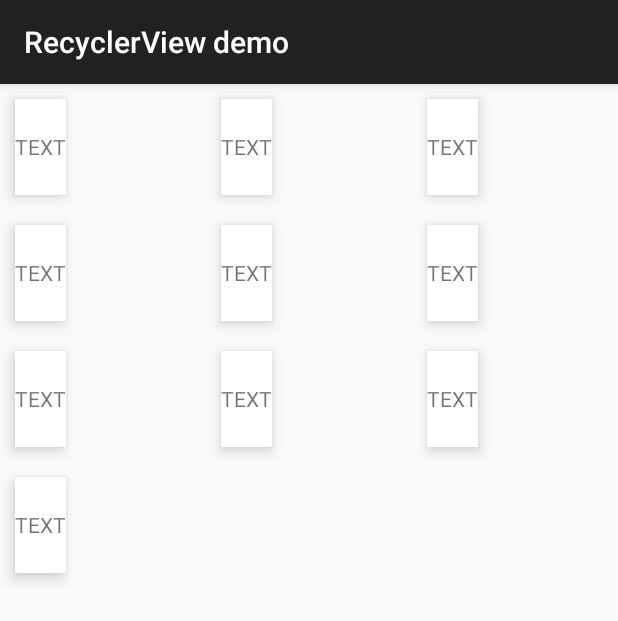
After one commit to h6ah4i/android-materialshadowninepatch, an Android app: the RecyclerViewDemoActivity screen opened directly, with no data from a screen before it, on a phone screen of 412 x 824 dp. The commit adds this screen. Shown: the top 621 px of the screen. Run offline under Robolectric (Android 15) with nearby library versions, the phone set to English and light mode, and no system bars.

Commit message:
Add recycler view example

```diff
--- a/example/build.gradle
+++ b/example/build.gradle
@@ -52,5 +52,6 @@ if (loadSigningConfigFromPropertiesFile(
 
 dependencies {
     compile 'com.android.support:appcompat-v7:23.0.1'
+    compile 'com.android.support:recyclerview-v7:23.0.1'
     compile project(':library')
 }
--- a/example/src/main/AndroidManifest.xml
+++ b/example/src/main/AndroidManifest.xml
@@ -52,6 +52,8 @@
             android:name=".ProgrammaticallyAddDemoActivity"
             android:label="@string/programmatically_add_demo"/>
 
+        <activity android:name=".RecyclerViewDemoActivity"
+                  android:label="@string/recycler_view_demo"/>
     </application>
 
 </manifest>
--- a/example/src/main/java/com/h6ah4i/android/example/materialshadowninepatch/MainActivity.java
+++ b/example/src/main/java/com/h6ah4i/android/example/materialshadowninepatch/MainActivity.java
@@ -36,6 +36,7 @@ public class MainActivity extends AppCompatActivity implements View.OnClickListe
         findViewById(R.id.button_z_position_animation_demo).setOnClickListener(this);
         findViewById(R.id.button_shadow_styles_demo).setOnClickListener(this);
         findViewById(R.id.button_programmatically_add_demo).setOnClickListener(this);
+        findViewById(R.id.button_recycler_view_demo).setOnClickListener(this);
 
         /** {@link android.util.Property} is only available on API level 14 or later */
         findViewById(R.id.button_z_position_animation_demo).setEnabled(
@@ -60,6 +61,9 @@ public class MainActivity extends AppCompatActivity implements View.OnClickListe
             case R.id.button_programmatically_add_demo:
                 launchActivity(ProgrammaticallyAddDemoActivity.class);
                 break;
+            case R.id.button_recycler_view_demo:
+                launchActivity(RecyclerViewDemoActivity.class);
+                break;
             default:
                 break;
         }
--- /dev/null
+++ b/example/src/main/java/com/h6ah4i/android/example/materialshadowninepatch/RecyclerViewDemoActivity.java
@@ -0,0 +1,49 @@
+package com.h6ah4i.android.example.materialshadowninepatch;
+
+import android.os.Bundle;
+import android.support.annotation.Nullable;
+import android.support.v7.app.AppCompatActivity;
+import android.support.v7.widget.GridLayoutManager;
+import android.support.v7.widget.RecyclerView;
+import android.view.LayoutInflater;
+import android.view.View;
+import android.view.ViewGroup;
+
+/**
+ * Created by hasegawa on 2/26/16.
+ */
+public class RecyclerViewDemoActivity extends AppCompatActivity {
+    @Override
+    protected void onCreate(@Nullable Bundle savedInstanceState) {
+        super.onCreate(savedInstanceState);
+
+        setContentView(R.layout.recycler_view_activity);
+
+        RecyclerView rv = (RecyclerView) findViewById(R.id.recycler_view);
+        rv.setLayoutManager(new GridLayoutManager(this, 3));
+        rv.setAdapter(new TestAdapter());
+    }
+
+    class ViewHolder extends RecyclerView.ViewHolder {
+        public ViewHolder(View itemView) {
+            super(itemView);
+        }
+    }
+
+    class TestAdapter extends RecyclerView.Adapter<RecyclerView.ViewHolder> {
+        @Override
+        public RecyclerView.ViewHolder onCreateViewHolder(ViewGroup parent, int viewType) {
+            View v = LayoutInflater.from(parent.getContext()).inflate(R.layout.recycler_view_item, parent, false);
+            return new ViewHolder(v);
+        }
+
+        @Override
+        public void onBindViewHolder(RecyclerView.ViewHolder holder, int position) {
+        }
+
+        @Override
+        public int getItemCount() {
+            return 10;
+        }
+    }
+}
--- a/example/src/main/res/layout/activity_main.xml
+++ b/example/src/main/res/layout/activity_main.xml
@@ -49,4 +49,10 @@
         android:layout_height="56dp"
         android:text="@string/programmatically_add_demo" />
 
+    <Button
+        android:id="@+id/button_recycler_view_demo"
+        android:layout_width="match_parent"
+        android:layout_height="56dp"
+        android:text="@string/recycler_view_demo" />
+
 </LinearLayout>
--- /dev/null
+++ b/example/src/main/res/layout/recycler_view_activity.xml
@@ -0,0 +1,13 @@
+<?xml version="1.0" encoding="utf-8"?>
+<FrameLayout xmlns:android="http://schemas.android.com/apk/res/android"
+             android:layout_width="match_parent"
+             android:layout_height="match_parent">
+
+    <android.support.v7.widget.RecyclerView
+        android:layout_width="match_parent"
+        android:layout_height="match_parent"
+        android:id="@+id/recycler_view">
+
+    </android.support.v7.widget.RecyclerView>
+
+</FrameLayout>
--- /dev/null
+++ b/example/src/main/res/layout/recycler_view_item.xml
@@ -0,0 +1,21 @@
+<?xml version="1.0" encoding="utf-8"?>
+<com.h6ah4i.android.materialshadowninepatch.MaterialShadowContainerView
+    android:id="@+id/shadow_item_container"
+    style="@style/ms9_DefaultShadowStyle"
+    xmlns:android="http://schemas.android.com/apk/res/android"
+    xmlns:app="http://schemas.android.com/apk/res-auto"
+    android:layout_width="wrap_content"
+    android:layout_height="wrap_content"
+    app:ms9_shadowElevation="4dp"
+    app:ms9_shadowTranslationZ="2dp">
+
+    <TextView
+        android:layout_width="match_parent"
+        android:layout_height="64dp"
+        android:layout_gravity="center"
+        android:layout_margin="10dp"
+        android:background="#fff"
+        android:gravity="center"
+        android:text="TEXT"/>
+
+</com.h6ah4i.android.materialshadowninepatch.MaterialShadowContainerView>
--- a/example/src/main/res/values/strings.xml
+++ b/example/src/main/res/values/strings.xml
@@ -20,4 +20,5 @@
     <string name="z_position_animation_demo">Z position animation demo</string>
     <string name="shadow_styles_demo">Shadow styles demo</string>
     <string name="programmatically_add_demo">Programmatically add demo</string>
+    <string name="recycler_view_demo">RecyclerView demo</string>
 </resources>
```
